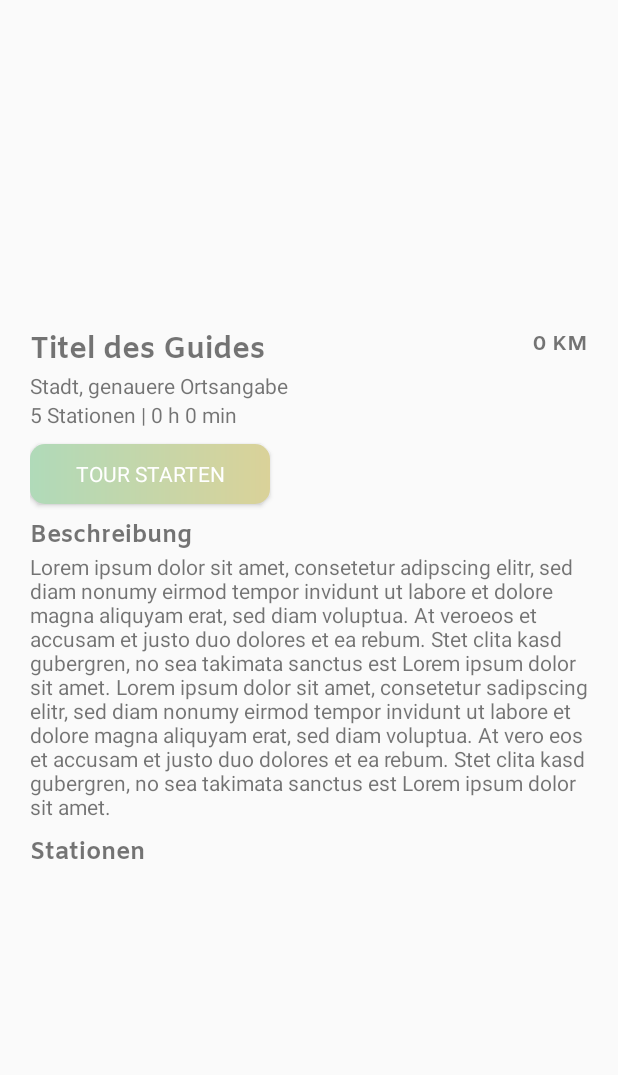
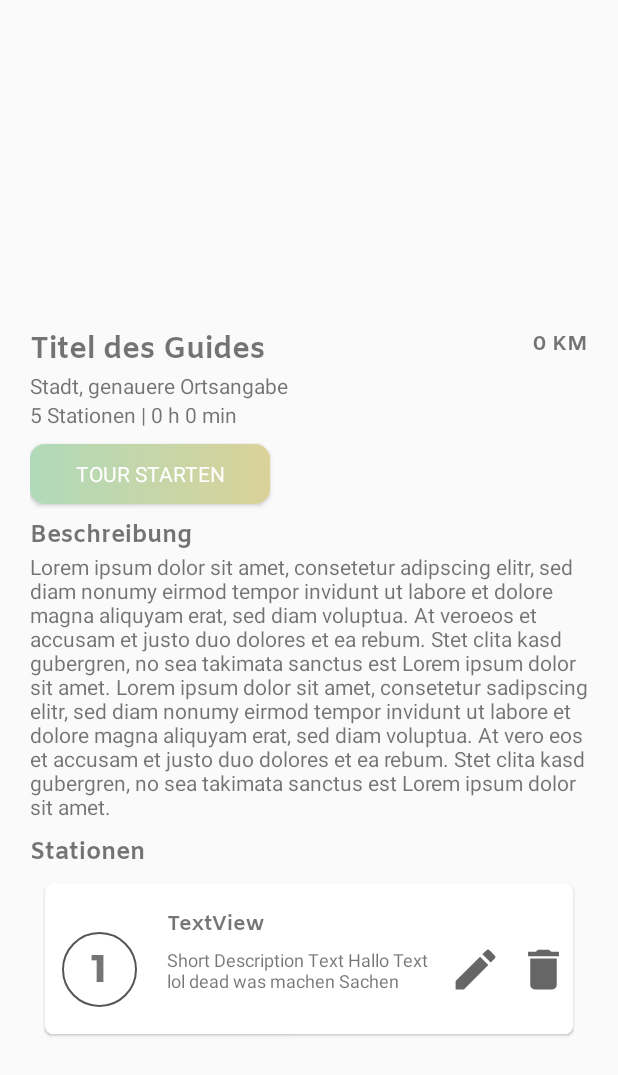
Before and after one commit to wingomon/MapGuide, an Android app: the GuideViewActivity screen opened directly, with no data from a screen before it, on a phone screen of 412 x 824 dp. Shown: the top 1075 px of the screen. Run offline under Robolectric (Android 15) with nearby library versions, the phone set to English and light mode, and no system bars; libraries missing offline, so code that uses them is left out: com.mapbox.mapboxsdk; pictures from the network do not load; Roboto replaces fonts that are not available here; 7 statements that could not run were skipped.

Commit message:
started to implement guide View

```diff
--- a/app/src/main/java/com/example/mapguide/GuideViewActivity.java
+++ b/app/src/main/java/com/example/mapguide/GuideViewActivity.java
@@ -1,14 +1,66 @@
 package com.example.mapguide;
 
 import androidx.appcompat.app.AppCompatActivity;
+import androidx.recyclerview.widget.DefaultItemAnimator;
+import androidx.recyclerview.widget.LinearLayoutManager;
+import androidx.recyclerview.widget.RecyclerView;
 
+import android.content.Context;
+import android.net.Uri;
 import android.os.Bundle;
+import android.widget.ImageView;
+import android.widget.TextView;
+
+import java.util.ArrayList;
+import java.util.List;
 
 public class GuideViewActivity extends AppCompatActivity {
+
+    Multimediaguide multimediaguide;
+    TextView guideTitle;
+    TextView guideDescription;
+    ImageView guideImage;
+
+    //Liste der Stationen | RecyclerView Variablen
+    List<Station> stationList;
+    RecyclerView recyclerView;
+    StationAdapter stationAdapter;
+    Station tempStation;
+    Context mContext;
+
 
     @Override
     protected void onCreate(Bundle savedInstanceState) {
         super.onCreate(savedInstanceState);
         setContentView(R.layout.activity_guide_view);
+        multimediaguide = (Multimediaguide) getIntent().getSerializableExtra("Multimediaguide");
+
+        List<Station> stationListTemp = multimediaguide.getStationList();
+        guideTitle = (TextView) findViewById(R.id.guideTitle);
+        guideTitle.setText(multimediaguide.getName());
+        guideDescription = (TextView) findViewById(R.id.guideDescription);
+        guideDescription.setText(multimediaguide.getDescription());
+        guideImage = (ImageView)  findViewById(R.id.guideImage);
+        guideImage.setImageURI(Uri.parse(multimediaguide.getImgPath()));
+
+        stationList = new ArrayList<Station>();
+
+        recyclerView = (RecyclerView) findViewById(R.id.recyclerViewStation);
+        stationAdapter =new StationAdapter(stationList,this);
+        RecyclerView.LayoutManager sLayoutManager = new LinearLayoutManager(getApplicationContext());
+        recyclerView.setLayoutManager(sLayoutManager);
+        recyclerView.setItemAnimator(new DefaultItemAnimator());
+        recyclerView.setAdapter(stationAdapter);
+
+        if(stationList.size()>0){
+            stationList.clear();
+        }
+
+        for(Station s: stationListTemp){
+            stationList.add(s);
+        }
+
+        stationAdapter.notifyDataSetChanged();
+
     }
 }
--- a/app/src/main/java/com/example/mapguide/MultimediaguideViewHolder.java
+++ b/app/src/main/java/com/example/mapguide/MultimediaguideViewHolder.java
@@ -1,6 +1,7 @@
 package com.example.mapguide;
 
 import android.content.Context;
+import android.content.Intent;
 import android.media.Image;
 import android.util.Log;
 import android.view.View;
@@ -15,10 +16,12 @@ import androidx.recyclerview.widget.RecyclerView;
 class MultimediaguideViewHolder extends RecyclerView.ViewHolder {
 
     View mView;
+    ImageView imageView;
 
     public MultimediaguideViewHolder(@NonNull View itemView) {
         super(itemView);
         mView=itemView;
+        imageView = (ImageView) mView.findViewById(R.id.imageView);
     }
 
     public void setImage(String image)
--- a/app/src/main/java/com/example/mapguide/Station.java
+++ b/app/src/main/java/com/example/mapguide/Station.java
@@ -25,6 +25,7 @@ public class Station implements Parcelable, Serializable {
         this.description = description;
     }
 
+    public Station(){}
 
     public int getNumber() {
         return number;
--- a/app/src/main/res/layout/activity_guide_view.xml
+++ b/app/src/main/res/layout/activity_guide_view.xml
@@ -16,6 +16,7 @@
             android:orientation="vertical">
 
             <ImageView
+                android:id="@+id/guideImage"
                 android:layout_width="match_parent"
                 android:layout_height="200dp"/>
 
@@ -88,6 +89,7 @@
                 android:textSize="16dp"/>
 
             <TextView
+                android:id="@+id/guideDescription"
                 android:layout_width="wrap_content"
                 android:layout_height="wrap_content"
                 android:text="Lorem ipsum dolor sit amet, consetetur adipscing elitr, sed diam nonumy eirmod tempor invidunt ut labore et dolore magna aliquyam erat, sed diam voluptua. At veroeos et accusam et justo duo dolores et ea rebum. Stet clita kasd gubergren, no sea takimata sanctus est Lorem ipsum dolor sit amet. Lorem ipsum dolor sit amet, consetetur sadipscing elitr, sed diam nonumy eirmod tempor invidunt ut labore et dolore magna aliquyam erat, sed diam voluptua. At vero eos et accusam et justo duo dolores et ea rebum. Stet clita kasd gubergren, no sea takimata sanctus est Lorem ipsum dolor sit amet."
@@ -103,6 +105,7 @@
                 android:textSize="16dp"/>
 
             <androidx.recyclerview.widget.RecyclerView
+                android:id="@+id/recyclerViewStation"
                 android:layout_width="match_parent"
                 android:layout_height="wrap_content"/>
 
--- a/app/src/main/res/layout/activity_start_create_guide__add_name.xml
+++ b/app/src/main/res/layout/activity_start_create_guide__add_name.xml
@@ -40,6 +40,7 @@
         android:padding="10dp"
         android:layout_margin="20dp"
         android:background="@drawable/edit_text_rounded"
+        android:inputType="text"
         android:maxLines="1"/>
 
     <Button
--- a/app/src/main/res/layout/layout_cardguideview.xml
+++ b/app/src/main/res/layout/layout_cardguideview.xml
@@ -11,7 +11,8 @@
         android:layout_height="250dp"
         app:cardCornerRadius="10dp"
         android:layout_marginRight="20dp"
-        app:cardElevation="1dp">
+        app:cardElevation="1dp"
+        android:clickable="true">
 
 
 
```
Also changed, not shown: app/src/main/java/com/example/mapguide/HomeScreen.java (+13 -0 lines), app/src/main/java/com/example/mapguide/Multimediaguide.java (+3 -4 lines).
